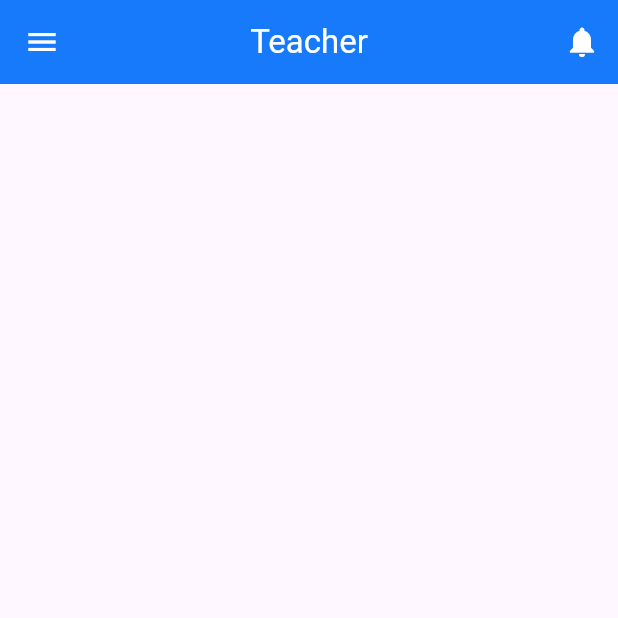
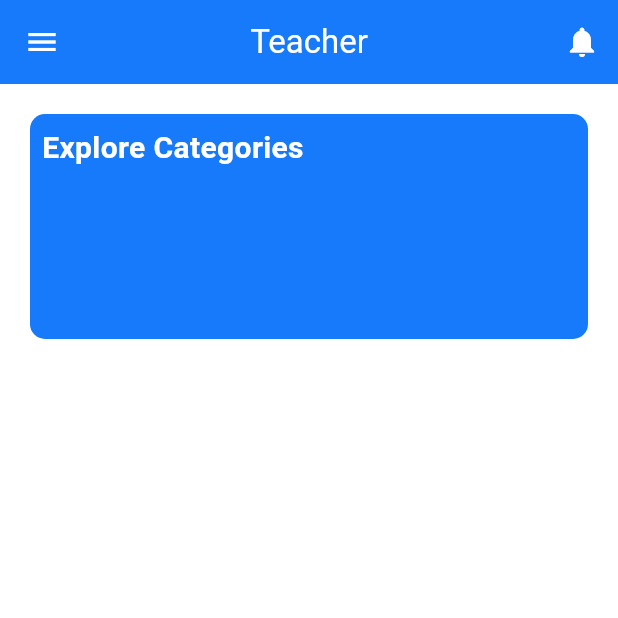
Before and after one commit to Mandipgit/College-Management-System, a Flutter app: the screen it shows after launch, on a phone screen of 412 x 824 dp, the top half of it. Run offline on Flutter 3.47's test engine with Material 3 defaults, Android fonts, the phone set to English and light mode, and no system bars.

Commit message:
Quick Update

```diff
--- a/lib/Dashhboard/dashboard.dart
+++ b/lib/Dashhboard/dashboard.dart
@@ -20,6 +20,7 @@ class _DashboardpageState extends State<Dashboardpage> {
   Widget build(BuildContext context) {
     return SafeArea(
       child: Scaffold(
+        backgroundColor: Colors.white,
         appBar: AppBar(
           title: Text("Teacher",
           style: TextStyle(
@@ -67,7 +68,30 @@ class _DashboardpageState extends State<Dashboardpage> {
             ],
           ),
         ),
-      ),
-    );
+        body: Padding(
+              padding: const EdgeInsets.only(top: 20,left: 20,right:20),
+              child: Container(
+                height: 150,
+                width: double.maxFinite,
+              decoration: BoxDecoration(
+                  color: blueColor,
+                  borderRadius: BorderRadius.circular(10),
+                ),
+                child: Padding(
+                  padding: const EdgeInsets.all(8.0),
+                  child: Text("Explore Categories",
+                  style:TextStyle(
+                    color: Colors.white,
+                    fontWeight: FontWeight.w600,
+                    fontSize: 20,
+                  )
+                  ),
+                ),
+                ),
+              ),
+
+              )
+
+      );
   }
 }
```
